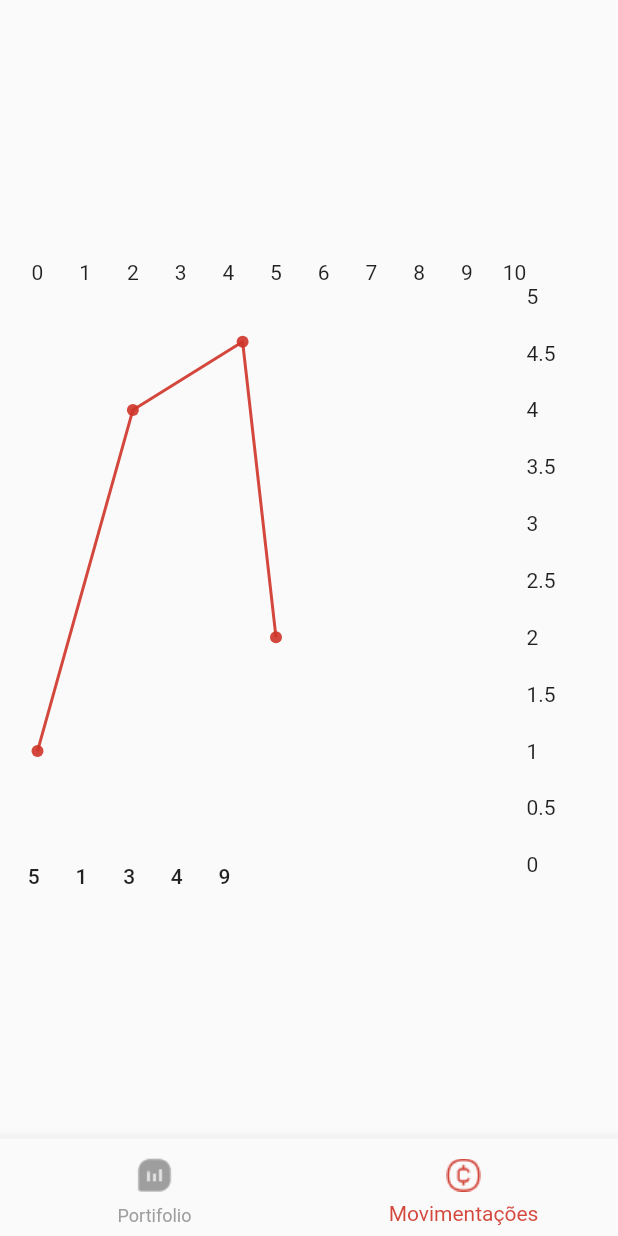
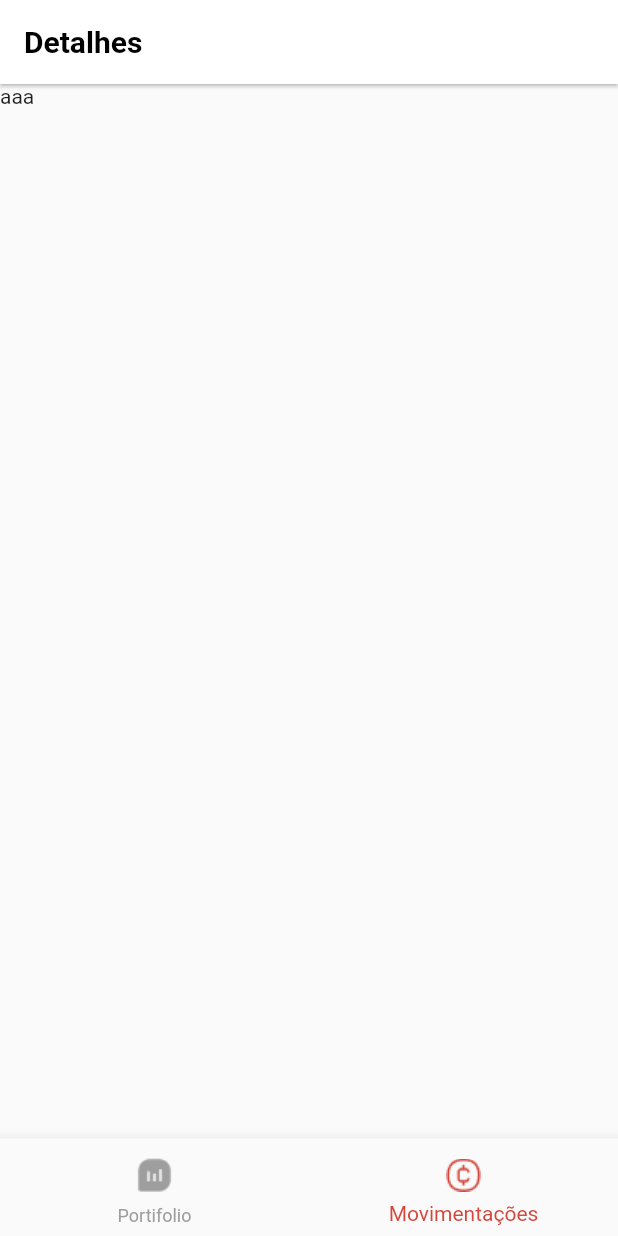
Before and after one commit to sorayuukii/EverestCard2, a Flutter app: the screen it shows after launch, item 2 of the bottom bar chosen, on a phone screen of 412 x 824 dp. Run offline on Flutter 3.47's test engine with Material 2 defaults, Android fonts, the phone set to English and light mode, and no system bars; drawn by our look-alikes of fl_chart; our stand-ins replace hooks_riverpod.

Commit message:
fix: line chart error

```diff
--- a/lib/presenter/detailspage/details_page.dart
+++ b/lib/presenter/detailspage/details_page.dart
@@ -1,21 +1,25 @@
 import 'package:fl_chart/fl_chart.dart';
 import 'package:flutter/material.dart';
+import 'package:hooks_riverpod/hooks_riverpod.dart';
 
+import '../../shared/providers/providers.dart';
 import 'widgets/line_tiles.dart';
 
-class DetailsPage extends StatelessWidget {
-  DetailsPage({Key? key}) : super(key: key);
+class DetailsPage extends StatefulHookConsumerWidget {
+  const DetailsPage({Key? key}) : super(key: key);
 
-  List rotas = const [
-    FlSpot(0, 2),
-    FlSpot(3, 4),
-    FlSpot(5.3, 2.6),
-    FlSpot(3, 2),
-  ];
   @override
-  Widget build(BuildContext context) => Center(
+  ConsumerState<DetailsPage> createState() => _DetailsPageState();
+}
+
+class _DetailsPageState extends ConsumerState<DetailsPage> {
+  @override
+  Widget build(BuildContext context) {
+    var routeButtom = ref.watch(routeProvider.state);
+
+    return Center(
       child: SizedBox(
-          width: MediaQuery.of(context).size.width - 50,
+        width: MediaQuery.of(context).size.width - 100,
         height: MediaQuery.of(context).size.height - 400,
         child: LineChart(
           LineChartData(
@@ -23,26 +27,31 @@ class DetailsPage extends StatelessWidget {
             maxX: 10,
             minY: 0,
             maxY: 5,
+            lineTouchData: LineTouchData(
+              enabled: false,
+            ),
             titlesData: LineTitles.getTitleData(),
             borderData: FlBorderData(show: false),
             gridData: FlGridData(
-                show: false,
               drawVerticalLine: false,
               drawHorizontalLine: false,
             ),
             lineBarsData: [
               LineChartBarData(
-                  spots: const [
-                    FlSpot(0, 1),
-                    FlSpot(2, 4),
-                    FlSpot(4.3, 4.6),
-                    FlSpot(5, 2),
+                spots: [
+                  const FlSpot(0, 1),
+                  const FlSpot(1.3, 3),
+                  const FlSpot(0, 1),
+                  const FlSpot(2, 4),
+                  const FlSpot(4.3, 4.6),
+                  const FlSpot(5, 2),
                 ],
                 color: const Color.fromARGB(230, 207, 52, 41),
-                ),
+              )
             ],
           ),
         ),
       ),
     );
   }
+}
--- a/lib/presenter/detailspage/widgets/line_tiles.dart
+++ b/lib/presenter/detailspage/widgets/line_tiles.dart
@@ -1,9 +1,13 @@
 import 'package:fl_chart/fl_chart.dart';
 import 'package:flutter/material.dart';
+import 'package:hooks_riverpod/hooks_riverpod.dart';
+import '../../../shared/providers/providers.dart';
 
 class LineTitles {
   static getTitleData() => FlTitlesData(
-        show: true,
+        leftTitles: AxisTitles(sideTitles: SideTitles(showTitles: false)),
+        rightTitles: AxisTitles(sideTitles: SideTitles(showTitles: false)),
+        topTitles: AxisTitles(sideTitles: SideTitles(showTitles: false)),
         bottomTitles: AxisTitles(
           sideTitles: SideTitles(
             showTitles: true,
@@ -13,56 +17,62 @@ class LineTitles {
                 case 0:
                   return const GraphicIcons(
                     days: '5D',
-                    route: '',
                   );
                 case 1:
                   return const GraphicIcons(
                     days: '15D',
-                    route: '',
                   );
                 case 2:
                   return const GraphicIcons(
                     days: '30D',
-                    route: '',
                   );
                 case 3:
                   return const GraphicIcons(
                     days: '45D',
-                    route: '',
                   );
                 case 4:
                   return const GraphicIcons(
                     days: '90D',
-                    route: '',
                   );
               }
+
               return const Text('');
             },
-          ),
-        ),
-        leftTitles: AxisTitles(
-          sideTitles: SideTitles(
-            showTitles: false,
-            reservedSize: 35,
           ),
         ),
       );
 }
 
-class GraphicIcons extends StatelessWidget {
-  const GraphicIcons({Key? key, required this.days, required this.route})
-      : super(key: key);
+class GraphicIcons extends StatefulHookConsumerWidget {
+  const GraphicIcons({
+    Key? key,
+    required this.days,
+  }) : super(key: key);
   final String days;
-  final String route;
+  //final Function buttomMaterial;
+
+  @override
+  ConsumerState<GraphicIcons> createState() => _GraphicIconsState();
+}
+
+class _GraphicIconsState extends ConsumerState<GraphicIcons> {
   @override
   Widget build(BuildContext context) {
+    var routeButtom = ref.watch(routeProvider.state);
+
     return SizedBox(
       width: 45,
       child: MaterialButton(
-          onPressed: () {
-            route;
-          },
-          child: Text(days)),
+        onPressed: () => setState(() {
+          routeButtom.state = !routeButtom.state;
+        }),
+        child: Text(
+          widget.days,
+          style: const TextStyle(
+            fontWeight: FontWeight.bold,
+          ),
+        ),
+      ),
     );
   }
 }
--- a/lib/presenter/homepage/widgets/bottom_navigation.dart
+++ b/lib/presenter/homepage/widgets/bottom_navigation.dart
@@ -1,7 +1,7 @@
 import 'package:flutter/material.dart';
 
 import '../../../core/assets_images.dart';
-import '../../detailspage/details_page.dart';
+import '../../movimentspage/moviments_page.dart';
 import '../home_page.dart';
 
 class BottomNavigation extends StatefulWidget {
@@ -17,7 +17,7 @@ class _BottomNavigState extends State<BottomNavigation> {
   late int _currentIndex = 0;
   List pages = [
     const HomePage(),
-    DetailsPage(),
+    const MovimentsPage(),
   ];
 
   @override
--- a/lib/presenter/homepage/widgets/cripto_list_item.dart
+++ b/lib/presenter/homepage/widgets/cripto_list_item.dart
@@ -101,7 +101,9 @@ class _CriptoListItemState extends ConsumerState<CriptoListItem> {
               children: [
                 IconButton(
                   icon: const Icon(Icons.arrow_forward_ios),
-                  onPressed: () {},
+                  onPressed: () {
+                    Navigator.of(context).pushNamed('/details-page');
+                  },
                   iconSize: 12,
                 ),
               ],
--- /dev/null
+++ b/lib/presenter/movimentspage/moviments_page.dart
@@ -0,0 +1,25 @@
+import 'package:flutter/material.dart';
+
+class MovimentsPage extends StatelessWidget {
+  const MovimentsPage({Key? key}) : super(key: key);
+
+  @override
+  Widget build(BuildContext context) {
+    return Scaffold(
+      appBar: AppBar(
+        title: const Text(
+          'Detalhes',
+          style: TextStyle(
+            fontWeight: FontWeight.bold,
+          ),
+        ),
+        backgroundColor: Colors.white,
+        foregroundColor: Colors.black,
+        elevation: 1,
+      ),
+      body: Container(
+        child: const Text('aaa'),
+      ),
+    );
+  }
+}
```
Also changed, not shown: lib/main.dart (+8 -2 lines). Lines whose indentation alone changed are shown as unchanged.
